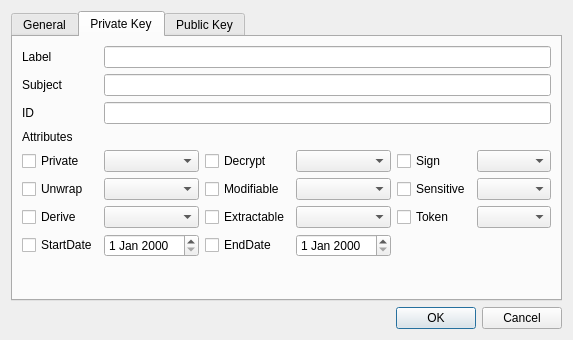
This is CryptokiMan/gen_key_pair_dlg.ui in jykim74/CryptokiMan as Qt 5 draws it before an edit. The edited form follows.
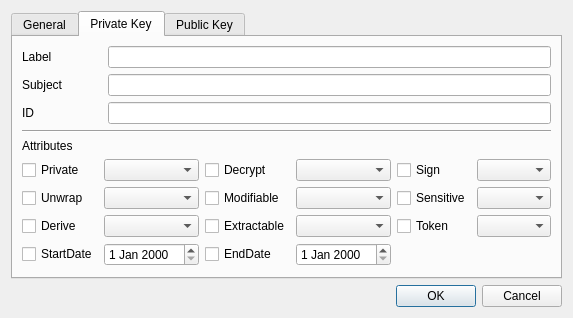
This is the edited form. The open tabs and pages were chosen to show the change.

Diff of the .ui file:
```diff
--- a/CryptokiMan/gen_key_pair_dlg.ui
+++ b/CryptokiMan/gen_key_pair_dlg.ui
@@ -7,7 +7,7 @@
     <x>0</x>
     <y>0</y>
     <width>573</width>
-    <height>340</height>
+    <height>310</height>
    </rect>
   </property>
   <property name="windowTitle">
@@ -123,118 +123,182 @@
       <attribute name="title">
        <string>Private Key</string>
       </attribute>
-      <layout class="QGridLayout" name="gridLayout_2">
-       <item row="4" column="2">
-        <widget class="QCheckBox" name="mPriDecryptCheck">
-         <property name="text">
-          <string notr="true">Decrypt</string>
+      <layout class="QVBoxLayout" name="verticalLayout_3">
+       <item>
+        <layout class="QGridLayout" name="gridLayout_2">
+         <property name="topMargin">
+          <number>0</number>
          </property>
-        </widget>
+         <item row="0" column="1">
+          <widget class="QLineEdit" name="mPriLabelText"/>
+         </item>
+         <item row="0" column="0">
+          <widget class="QLabel" name="label_9">
+           <property name="minimumSize">
+            <size>
+             <width>80</width>
+             <height>0</height>
+            </size>
+           </property>
+           <property name="text">
+            <string>Label</string>
+           </property>
+          </widget>
+         </item>
+         <item row="1" column="1">
+          <widget class="QLineEdit" name="mPriSubjectText"/>
+         </item>
+         <item row="1" column="0">
+          <widget class="QLabel" name="label_10">
+           <property name="text">
+            <string>Subject</string>
+           </property>
+          </widget>
+         </item>
+         <item row="2" column="0">
+          <widget class="QLabel" name="label_11">
+           <property name="text">
+            <string>ID</string>
+           </property>
+          </widget>
+         </item>
+         <item row="2" column="1">
+          <widget class="QLineEdit" name="mPriIDText"/>
+         </item>
+        </layout>
        </item>
-       <item row="5" column="4">
-        <widget class="QCheckBox" name="mPriSensitiveCheck">
-         <property name="text">
-          <string notr="true">Sensitive</string>
+       <item>
+        <widget class="Line" name="line_3">
+         <property name="orientation">
+          <enum>Qt::Horizontal</enum>
          </property>
         </widget>
        </item>
-       <item row="0" column="1" colspan="5">
-        <widget class="QLineEdit" name="mPriLabelText"/>
-       </item>
-       <item row="2" column="1" colspan="5">
-        <widget class="QLineEdit" name="mPriIDText"/>
-       </item>
-       <item row="1" column="0">
-        <widget class="QLabel" name="label_10">
-         <property name="text">
-          <string>Subject</string>
-         </property>
-        </widget>
-       </item>
-       <item row="6" column="4">
-        <widget class="QCheckBox" name="mPriTokenCheck">
-         <property name="text">
-          <string notr="true">Token</string>
-         </property>
-        </widget>
-       </item>
-       <item row="6" column="2">
-        <widget class="QCheckBox" name="mPriExtractableCheck">
-         <property name="text">
-          <string notr="true">Extractable</string>
-         </property>
-        </widget>
-       </item>
-       <item row="0" column="0">
-        <widget class="QLabel" name="label_9">
-         <property name="text">
-          <string>Label</string>
-         </property>
-        </widget>
-       </item>
-       <item row="4" column="4">
-        <widget class="QCheckBox" name="mPriSignCheck">
-         <property name="text">
-          <string notr="true">Sign</string>
-         </property>
-        </widget>
-       </item>
-       <item row="6" column="1">
-        <widget class="QComboBox" name="mPriDeriveCombo"/>
-       </item>
-       <item row="6" column="3">
-        <widget class="QComboBox" name="mPriExtractableCombo"/>
-       </item>
-       <item row="5" column="2">
-        <widget class="QCheckBox" name="mPriModifiableCheck">
-         <property name="text">
-          <string notr="true">Modifiable</string>
-         </property>
-        </widget>
-       </item>
-       <item row="6" column="5">
-        <widget class="QComboBox" name="mPriTokenCombo"/>
-       </item>
-       <item row="3" column="0">
+       <item>
         <widget class="QLabel" name="label_12">
          <property name="text">
           <string>Attributes</string>
          </property>
         </widget>
        </item>
-       <item row="4" column="1">
-        <widget class="QComboBox" name="mPriPrivateCombo"/>
-       </item>
-       <item row="5" column="1">
-        <widget class="QComboBox" name="mPriUnwrapCombo"/>
-       </item>
-       <item row="4" column="5">
-        <widget class="QComboBox" name="mPriSignCombo"/>
-       </item>
-       <item row="4" column="3">
-        <widget class="QComboBox" name="mPriDecryptCombo"/>
-       </item>
-       <item row="2" column="0">
-        <widget class="QLabel" name="label_11">
-         <property name="text">
-          <string>ID</string>
+       <item>
+        <layout class="QGridLayout" name="gridLayout_6">
+         <property name="topMargin">
+          <number>0</number>
          </property>
-        </widget>
+         <item row="2" column="5">
+          <widget class="QComboBox" name="mPriTokenCombo"/>
+         </item>
+         <item row="1" column="0">
+          <widget class="QCheckBox" name="mPriUnwrapCheck">
+           <property name="text">
+            <string notr="true">Unwrap</string>
+           </property>
+          </widget>
+         </item>
+         <item row="2" column="1">
+          <widget class="QComboBox" name="mPriDeriveCombo"/>
+         </item>
+         <item row="0" column="3">
+          <widget class="QComboBox" name="mPriDecryptCombo"/>
+         </item>
+         <item row="2" column="2">
+          <widget class="QCheckBox" name="mPriExtractableCheck">
+           <property name="text">
+            <string notr="true">Extractable</string>
+           </property>
+          </widget>
+         </item>
+         <item row="0" column="1">
+          <widget class="QComboBox" name="mPriPrivateCombo"/>
+         </item>
+         <item row="1" column="4">
+          <widget class="QCheckBox" name="mPriSensitiveCheck">
+           <property name="text">
+            <string notr="true">Sensitive</string>
+           </property>
+          </widget>
+         </item>
+         <item row="0" column="2">
+          <widget class="QCheckBox" name="mPriDecryptCheck">
+           <property name="text">
+            <string notr="true">Decrypt</string>
+           </property>
+          </widget>
+         </item>
+         <item row="2" column="0">
+          <widget class="QCheckBox" name="mPriDeriveCheck">
+           <property name="text">
+            <string notr="true">Derive</string>
+           </property>
+          </widget>
+         </item>
+         <item row="2" column="3">
+          <widget class="QComboBox" name="mPriExtractableCombo"/>
+         </item>
+         <item row="1" column="1">
+          <widget class="QComboBox" name="mPriUnwrapCombo"/>
+         </item>
+         <item row="0" column="5">
+          <widget class="QComboBox" name="mPriSignCombo"/>
+         </item>
+         <item row="0" column="0">
+          <widget class="QCheckBox" name="mPriPrivateCheck">
+           <property name="text">
+            <string notr="true">Private</string>
+           </property>
+          </widget>
+         </item>
+         <item row="1" column="5">
+          <widget class="QComboBox" name="mPriSensitiveCombo"/>
+         </item>
+         <item row="2" column="4">
+          <widget class="QCheckBox" name="mPriTokenCheck">
+           <property name="text">
+            <string notr="true">Token</string>
+           </property>
+          </widget>
+         </item>
+         <item row="1" column="3">
+          <widget class="QComboBox" name="mPriModifiableCombo"/>
+         </item>
+         <item row="1" column="2">
+          <widget class="QCheckBox" name="mPriModifiableCheck">
+           <property name="text">
+            <string notr="true">Modifiable</string>
+           </property>
+          </widget>
+         </item>
+         <item row="0" column="4">
+          <widget class="QCheckBox" name="mPriSignCheck">
+           <property name="text">
+            <string notr="true">Sign</string>
+           </property>
+          </widget>
+         </item>
+         <item row="3" column="0">
+          <widget class="QCheckBox" name="mPriStartDateCheck">
+           <property name="text">
+            <string>StartDate</string>
+           </property>
+          </widget>
+         </item>
+         <item row="3" column="1">
+          <widget class="QDateEdit" name="mPriStartDateEdit"/>
+         </item>
+         <item row="3" column="2">
+          <widget class="QCheckBox" name="mPriEndDateCheck">
+           <property name="text">
+            <string>EndDate</string>
+           </property>
+          </widget>
+         </item>
+         <item row="3" column="3">
+          <widget class="QDateEdit" name="mPriEndDateEdit"/>
+         </item>
+        </layout>
        </item>
-       <item row="5" column="3">
-        <widget class="QComboBox" name="mPriModifiableCombo"/>
-       </item>
-       <item row="5" column="5">
-        <widget class="QComboBox" name="mPriSensitiveCombo"/>
-       </item>
-       <item row="5" column="0">
-        <widget class="QCheckBox" name="mPriUnwrapCheck">
-         <property name="text">
-          <string notr="true">Unwrap</string>
-         </property>
-        </widget>
-       </item>
-       <item row="8" column="1">
+       <item>
         <spacer name="verticalSpacer_2">
          <property name="orientation">
           <enum>Qt::Vertical</enum>
@@ -247,43 +311,6 @@
          </property>
         </spacer>
        </item>
-       <item row="6" column="0">
-        <widget class="QCheckBox" name="mPriDeriveCheck">
-         <property name="text">
-          <string notr="true">Derive</string>
-         </property>
-        </widget>
-       </item>
-       <item row="4" column="0">
-        <widget class="QCheckBox" name="mPriPrivateCheck">
-         <property name="text">
-          <string notr="true">Private</string>
-         </property>
-        </widget>
-       </item>
-       <item row="1" column="1" colspan="5">
-        <widget class="QLineEdit" name="mPriSubjectText"/>
-       </item>
-       <item row="7" column="0">
-        <widget class="QCheckBox" name="mPriStartDateCheck">
-         <property name="text">
-          <string>StartDate</string>
-         </property>
-        </widget>
-       </item>
-       <item row="7" column="2">
-        <widget class="QCheckBox" name="mPriEndDateCheck">
-         <property name="text">
-          <string>EndDate</string>
-         </property>
-        </widget>
-       </item>
-       <item row="7" column="1">
-        <widget class="QDateEdit" name="mPriStartDateEdit"/>
-       </item>
-       <item row="7" column="3">
-        <widget class="QDateEdit" name="mPriEndDateEdit"/>
-       </item>
       </layout>
      </widget>
      <widget class="QWidget" name="tab_3">
```
Left out of the diff: 567 changed lines with no effect on the pictures.
